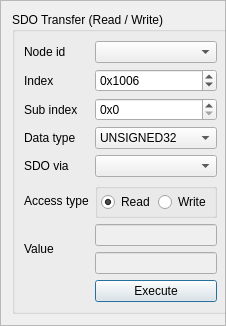
The window that apps/demo_qt_advanced/plk_qt_gui/ui/SdoTransfer.ui (OpenAutomationTechnologies/openPOWERLINK_Qt_App) describes before a commit, drawn with Qt 5.
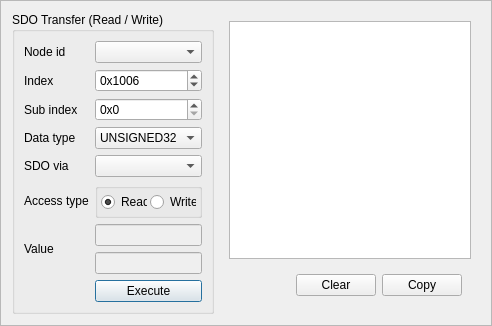
The same window after the commit.

Commit message: Adapt logger window in SDO transfer tab.

```diff
--- a/apps/demo_qt_advanced/plk_qt_gui/ui/SdoTransfer.ui
+++ b/apps/demo_qt_advanced/plk_qt_gui/ui/SdoTransfer.ui
@@ -7,7 +7,7 @@
    <rect>
     <x>0</x>
     <y>0</y>
-    <width>226</width>
+    <width>492</width>
     <height>289</height>
    </rect>
   </property>
@@ -20,8 +20,8 @@
   <property name="frameShadow">
    <enum>QFrame::Raised</enum>
   </property>
-  <layout class="QFormLayout" name="formLayout">
-   <item row="0" column="0">
+  <layout class="QHBoxLayout" name="horizontalLayout_3">
+   <item>
     <widget class="QGroupBox" name="groupBoxSdoTransfer">
      <property name="minimumSize">
       <size>
@@ -31,7 +31,7 @@
      </property>
      <property name="maximumSize">
       <size>
-       <width>16777215</width>
+       <width>250</width>
        <height>16777215</height>
       </size>
      </property>
@@ -211,6 +211,12 @@
       </item>
       <item row="5" column="1">
        <widget class="QGroupBox" name="groupBoxSdoType">
+        <property name="maximumSize">
+         <size>
+          <width>16777215</width>
+          <height>50</height>
+         </size>
+        </property>
         <property name="cursor">
          <cursorShape>PointingHandCursor</cursorShape>
         </property>
@@ -275,6 +281,48 @@
      </layout>
     </widget>
    </item>
+   <item>
+    <widget class="QWidget" name="widget" native="true">
+     <layout class="QVBoxLayout" name="verticalLayout">
+      <item>
+       <widget class="QPlainTextEdit" name="log"/>
+      </item>
+      <item>
+       <widget class="QWidget" name="widget_2" native="true">
+        <layout class="QHBoxLayout" name="horizontalLayout">
+         <item>
+          <spacer name="horizontalSpacer">
+           <property name="orientation">
+            <enum>Qt::Horizontal</enum>
+           </property>
+           <property name="sizeHint" stdset="0">
+            <size>
+             <width>40</width>
+             <height>20</height>
+            </size>
+           </property>
+          </spacer>
+         </item>
+         <item>
+          <widget class="QPushButton" name="clearLog">
+           <property name="text">
+            <string>Clear</string>
+           </property>
+          </widget>
+         </item>
+         <item>
+          <widget class="QPushButton" name="copyLog">
+           <property name="text">
+            <string>Copy</string>
+           </property>
+          </widget>
+         </item>
+        </layout>
+       </widget>
+      </item>
+     </layout>
+    </widget>
+   </item>
   </layout>
  </widget>
  <resources/>
```
Left out of the diff: 16 changed lines with no effect on the pictures. The commit also changes 6 other files.
